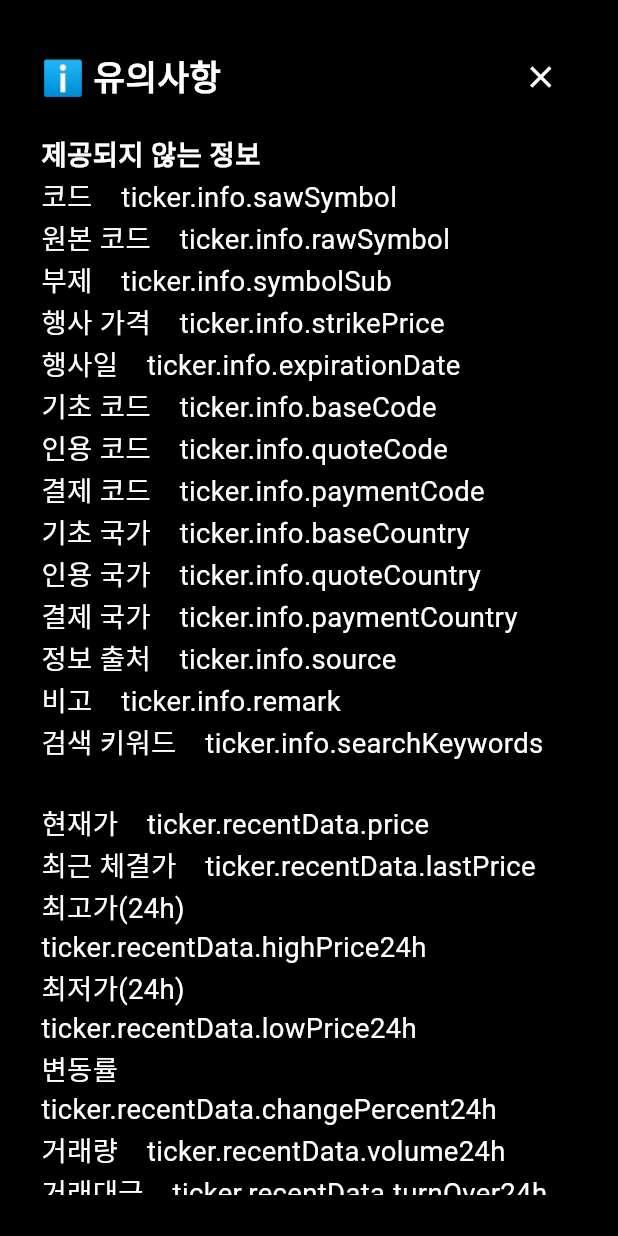
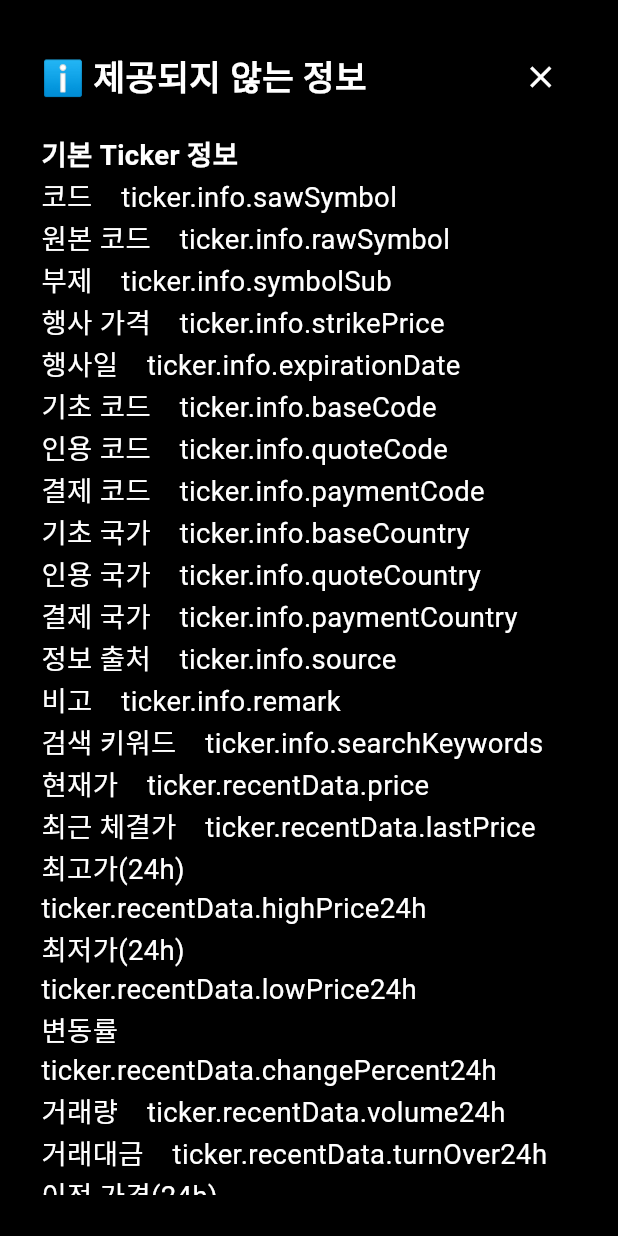
Before and after one commit to DAAC-A00/tickerwatch, a Flutter app: the AllTickerDetailScreen screen opened directly with empty values, after a tap on the "info outline" icon, on a phone screen of 412 x 824 dp. Run offline on Flutter 3.47's test engine with Material 3 defaults, Android fonts, the phone set to English and light mode, and no system bars; our stand-ins replace analog_clock, flutter_riverpod, go_router, hive, hive_flutter; missing offline and left inert: back_button_interceptor; accounts and stored records are empty; network calls fail; Roboto replaces fonts that are missing (Pretendard).

Commit message:
<feat> product default : showCustomModalBottomSheet에서 title 정보를 직접 받아 노출하도록 기능 추가 및 적용

```diff
--- a/lib/product/allticker/screens/all_ticker_detail_screen.dart
+++ b/lib/product/allticker/screens/all_ticker_detail_screen.dart
@@ -38,7 +38,7 @@ class AllTickerDetailScreen extends ConsumerWidget {
               icon: const Icon(Icons.info_outline),
               onPressed: () {
                 String content = '';
-                missingInfo.add('제공되지 않는 정보');
+                missingInfo.add('기본 Ticker 정보');
                 content = currentTicker.info.symbol.isEmpty
                     ? '$content코드    ticker.info.sawSymbol\n'
                     : content;
@@ -90,7 +90,6 @@ class AllTickerDetailScreen extends ConsumerWidget {
                 content = currentTicker.info.searchKeywords.isEmpty
                     ? '$content검색 키워드    ticker.info.searchKeywords\n'
                     : content;
-                content = '$content\n';
                 content = currentTicker.recentData.price.isEmpty
                     ? '$content현재가    ticker.recentData.price\n'
                     : content;
@@ -154,9 +153,11 @@ class AllTickerDetailScreen extends ConsumerWidget {
                 content = currentTicker.recentData.priceStatusEnum.name.isEmpty
                     ? '$content가격 상태    ticker.recentData.priceStatusEnum.name\n'
                     : content;
-                missingInfo.add(content);
+                content.length <= 2
+                    ? missingInfo.add(content)
+                    : missingInfo.add(content.substring(0, content.length - 2));
                 // beforeData
-                missingInfo.add('제공되지 않는 beforeData 정보');
+                missingInfo.add('beforeData 정보');
                 String contentBeforeData = '';
                 if (currentTicker.beforeData != null) {
                   contentBeforeData = currentTicker.beforeData!.price.isEmpty
@@ -242,7 +243,8 @@ class AllTickerDetailScreen extends ConsumerWidget {
                 }
                 missingInfo.add(contentBeforeData);
                 // BottomSheet 호출
-                showCustomModalBottomSheet(context, missingInfo);
+                showCustomModalBottomSheet(
+                    context, 'ℹ️ 제공되지 않는 정보', missingInfo);
               })
         ],
       ),
--- a/lib/product/allticker/screens/all_ticker_main_screen.dart
+++ b/lib/product/allticker/screens/all_ticker_main_screen.dart
@@ -69,7 +69,8 @@ class _AllTickerMainScreenState extends ConsumerState<AllTickerMainScreen> {
         actions: [
           IconButton(
             icon: const Icon(Icons.info_outline),
-            onPressed: () => showCustomModalBottomSheet(context, contentList),
+            onPressed: () =>
+                showCustomModalBottomSheet(context, 'ℹ️ 유의사항', contentList),
           ),
         ],
       ),
--- a/lib/product/default/widgets/custom_modal_bottom_sheet.dart
+++ b/lib/product/default/widgets/custom_modal_bottom_sheet.dart
@@ -3,7 +3,7 @@
 import 'package:flutter/material.dart';
 
 void showCustomModalBottomSheet(
-    BuildContext context, List<String> contentList) {
+    BuildContext context, String title, List<String> contentList) {
   showModalBottomSheet(
     isScrollControlled: true,
     context: context,
@@ -28,7 +28,7 @@ void showCustomModalBottomSheet(
                 mainAxisAlignment: MainAxisAlignment.spaceBetween,
                 children: [
                   Text(
-                    'ℹ️ 유의사항',
+                    title,
                     style: TextStyle(
                         fontWeight: FontWeight.bold, fontSize: titleSize),
                   ),
--- a/lib/product/tickeralarm/screens/ticker_alarm_form_screen.dart
+++ b/lib/product/tickeralarm/screens/ticker_alarm_form_screen.dart
@@ -205,7 +205,8 @@ class _TickerAlarmScreeFormnState extends ConsumerState<TickerAlarmFormScreen> {
         actions: [
           IconButton(
             icon: const Icon(Icons.info_outline),
-            onPressed: () => showCustomModalBottomSheet(context, contentList),
+            onPressed: () =>
+                showCustomModalBottomSheet(context, 'ℹ️ 유의사항', contentList),
           ),
           // 삭제 버튼 추가
           if (widget.index != null)
--- a/lib/product/tickeralarm/screens/ticker_alarm_main_screen.dart
+++ b/lib/product/tickeralarm/screens/ticker_alarm_main_screen.dart
@@ -96,7 +96,8 @@ class _TickerAlarmMainScreenState extends ConsumerState<TickerAlarmMainScreen> {
         actions: [
           IconButton(
             icon: const Icon(Icons.info_outline),
-            onPressed: () => showCustomModalBottomSheet(context, contentList),
+            onPressed: () =>
+                showCustomModalBottomSheet(context, 'ℹ️ 유의사항', contentList),
           ),
         ],
       ),
```
